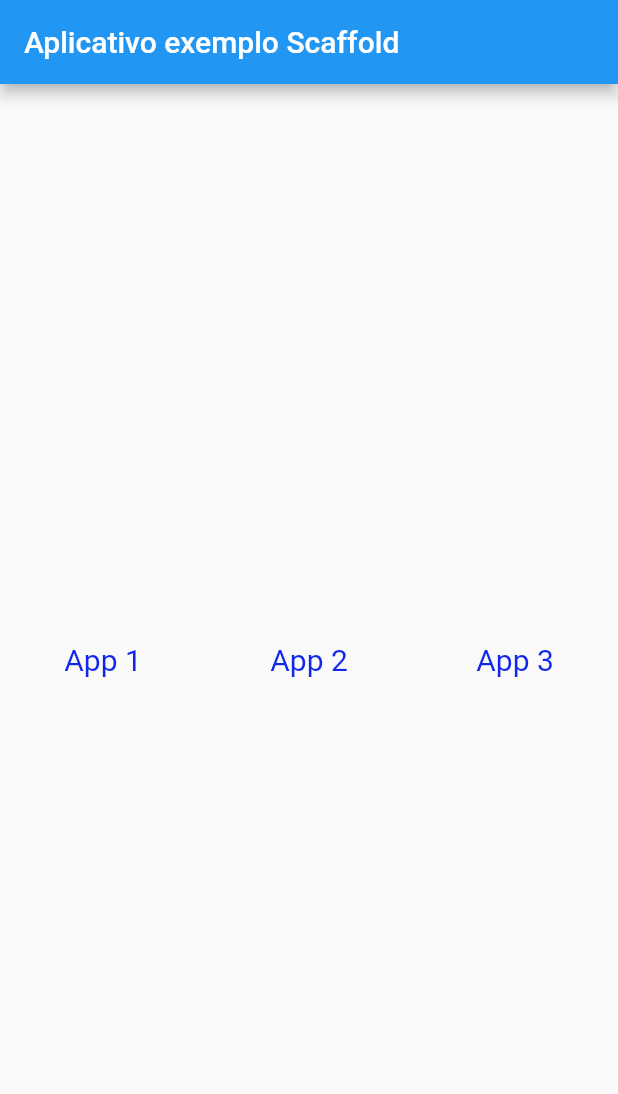
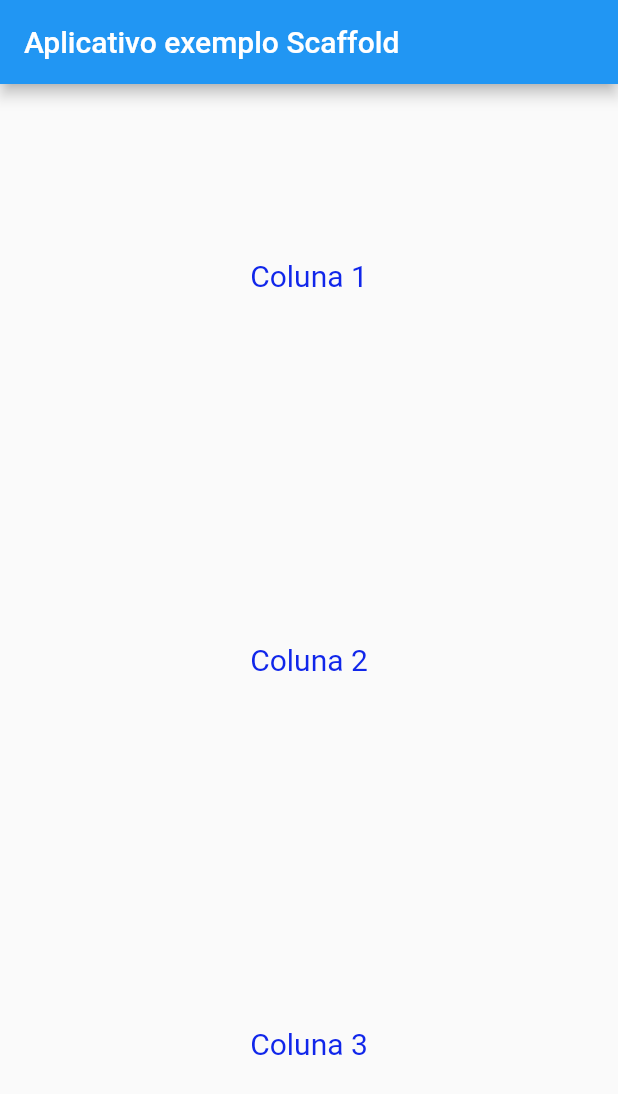
Before and after one commit to lucasantoniodev/Aprendendo_flutter_com_daves, a Flutter app: the screen it shows after launch, on a phone screen of 412 x 824 dp. Shown: the top 1094 px of the screen. Run offline on Flutter 3.47's test engine with Material 2 defaults, Android fonts, the phone set to English and light mode, and no system bars.

Commit message:
Usando Column

```diff
--- a/lib/main.dart
+++ b/lib/main.dart
@@ -20,12 +20,12 @@ class _MyAppState extends State<MyApp> {
           title: const Text('Aplicativo exemplo Scaffold'),
         ),
         // Items na mesma linha Horizontal (conteudo, conteudo)
-        body: Row(
+        body: Column(
           mainAxisAlignment: MainAxisAlignment.spaceAround,
           children: const [
             Center(
               child: Text(
-                'App 1',
+                'Coluna 1',
                 style: TextStyle(
                   color: Color.fromARGB(255, 16, 38, 234),
                   fontSize: 20,
@@ -34,7 +34,7 @@ class _MyAppState extends State<MyApp> {
             ),
             Center(
               child: Text(
-                'App 2',
+                'Coluna 2',
                 style: TextStyle(
                   color: Color.fromARGB(255, 16, 38, 234),
                   fontSize: 20,
@@ -43,7 +43,7 @@ class _MyAppState extends State<MyApp> {
             ),
             Center(
               child: Text(
-                'App 3',
+                'Coluna 3',
                 style: TextStyle(
                   color: Color.fromARGB(255, 16, 38, 234),
                   fontSize: 20,
```
